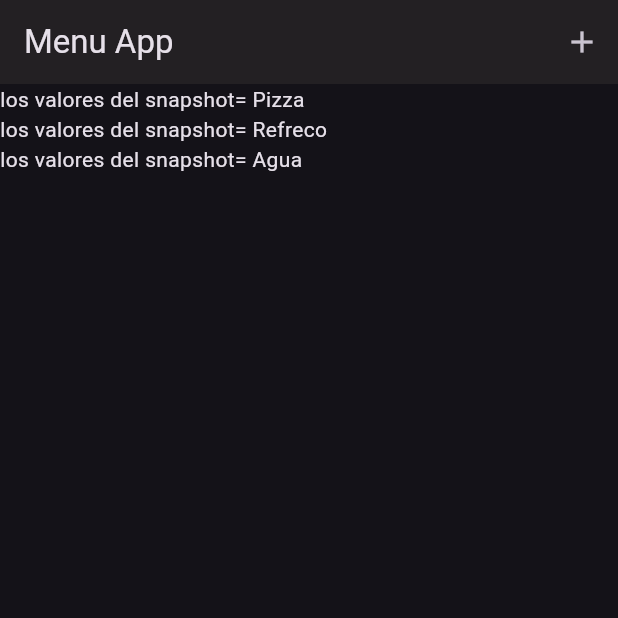
After one commit to GokuPrograming/flutter_Tienda_SQLite, a Flutter app: the screen it shows after launch, after a tap on the "add" icon, on a phone screen of 412 x 824 dp, the top half of it. The commit adds this screen. Run offline on Flutter 3.47's test engine with Material 3 defaults, Android fonts, the phone set to English and light mode, and no system bars; our stand-ins replace sqflite; accounts and stored records are empty.

Commit message:
se creo el modelo de categoria y se mando a mostrar al menu de la app, si funciono

```diff
--- a/lib/database/database.dart
+++ b/lib/database/database.dart
@@ -2,8 +2,9 @@ import 'dart:io';
 import 'package:path_provider/path_provider.dart';
 import 'package:sqflite/sqflite.dart';
 import 'package:path/path.dart';
+import 'package:store_sqlite/models/categoria_model.dart';
 
-class MoviesDatabase {
+class TiendaDataBase {
   static final NAMEDB = 'PizzeriaDB';
   static final VERSIONDB = 1;
 
@@ -104,6 +105,16 @@ class MoviesDatabase {
           CONSTRAINT listaPedido_producto_fk FOREIGN KEY(id_producto) REFERENCES producto(id_producto)
         );''';
         db.execute(query9);
+        String query10 = '''
+        INSERT INTO categoria
+        (categoria)
+        VALUES
+        ('Pizza'),
+        ('Refreco'),
+        ('Agua')
+        ;
+''';
+        db.execute(query10);
       },
     );
   } // initdatabase
@@ -124,28 +135,10 @@ class MoviesDatabase {
     return await con.delete(table, where: 'idMovie = ?', whereArgs: [idMovie]);
   }
 
-  // Future<List<MoviesDAO>?> SELECT() async {
-  //   var con = await database;
-  //   var result = await con.query('tblmovies');
-  //   return result.map((movie) => MoviesDAO.fromMap(movie)).toList();
-  // }
+  Future<List<CategoriaModel>?> SELECT() async {
+    var con = await database;
+    var result = await con.query('categoria');
+    return result.map((categoria)=>CategoriaModel.fromMap(categoria)).toList();
+  }
+
 }
-
-/* CREATE TABLE tblmovies(
-          idMovie INTEGER PRIMARY KEY,
-          nameMovie VARCHAR(100),
-          overview TEXT,
-          idGenre char(1),
-          imgMovie VARCHAR(150),
-          releaseDate CHAR(10),
-          CONSTRAINT fk_gen FOREIGN KEY(idGenre) REFERENCES tblgenre(idGenre)
-
-CONSTRAINT fk_gen FOREIGN KEY(idGenre) REFERENCES tblgenre(idGenre)
-
-            CREATE TABLE tblgenre(
-          idGenre char(1) PRIMARY KEY,
-          dscgenre VARCHAR(50)
-        );
-
-
-        );*/
--- a/lib/main.dart
+++ b/lib/main.dart
@@ -1,8 +1,11 @@
 import 'package:flutter/material.dart';
 import 'package:store_sqlite/routes/rutes.dart';
+import 'package:store_sqlite/screens/MenuAppResponsiveScreen.dart';
 import 'package:store_sqlite/screens/login/login_ScreenH.dart';
 import 'package:store_sqlite/screens/login/login_screenV.dart';
 import 'package:store_sqlite/screens/loginResponsiveScreen.dart';
+import 'package:store_sqlite/screens/menuApp/MenuApp_screenH.dart';
+import 'package:store_sqlite/screens/menuApp/MenuApp_screenV.dart';
 
 void main() => runApp(const MyApp());
 
@@ -13,9 +16,11 @@ class MyApp extends StatelessWidget {
   Widget build(BuildContext context) {
     return MaterialApp(
       title: 'Material App',
-      home: const loginResponsiveScreen(
-          pantallaVerticalMobile: LoginScreenVertical(),
-          pantallaHorizontalMobile: LoginScreenHorizontal()),
+      debugShowCheckedModeBanner: false,
+      theme: ThemeData.dark(),
+      home: const Menuappresponsivescreen(
+          pantallaVerticalMobile: MenuappScreenv(),
+          pantallaHorizontalMobile: MenuappScreenH()),
       routes: AppRoutes.routes,
     );
   }
--- /dev/null
+++ b/lib/models/categoria_model.dart
@@ -0,0 +1,14 @@
+class CategoriaModel {
+  int? id_categoria;
+  String? categoria;
+
+  CategoriaModel({this.id_categoria, this.categoria});
+
+  factory CategoriaModel.fromMap(Map<String,dynamic> categoria){
+    return CategoriaModel(
+      //idGenre: movie['idGenre'],
+      id_categoria: categoria['id_categoria'],
+      categoria: categoria['categoria']
+    );
+  }
+}
--- /dev/null
+++ b/lib/screens/MenuAppResponsiveScreen.dart
@@ -0,0 +1,23 @@
+import 'package:flutter/material.dart';
+
+class Menuappresponsivescreen extends StatelessWidget {
+  const Menuappresponsivescreen(
+      {super.key,
+      required this.pantallaVerticalMobile,
+      required this.pantallaHorizontalMobile});
+
+  final Widget pantallaVerticalMobile;
+  final Widget pantallaHorizontalMobile;
+  @override
+  Widget build(BuildContext context) {
+    return LayoutBuilder(
+      builder: (BuildContext context, BoxConstraints constraints) {
+        if (constraints.maxWidth < 600) {
+          return pantallaVerticalMobile;
+        } else {
+          return pantallaHorizontalMobile;
+        }
+      },
+    );
+  }
+}
--- /dev/null
+++ b/lib/screens/menuApp/MenuApp_screenH.dart
@@ -0,0 +1,20 @@
+import 'package:flutter/material.dart';
+
+class MenuappScreenH extends StatefulWidget {
+  const MenuappScreenH({super.key});
+
+  @override
+  State<MenuappScreenH> createState() => _MenuappScreenvState();
+}
+
+class _MenuappScreenvState extends State<MenuappScreenH> {
+  @override
+  Widget build(BuildContext context) {
+    return Scaffold(
+      appBar: AppBar(
+        title: Text('Menu App'),
+      ),
+      body: Text('menu app'),
+    );
+  }
+}
--- /dev/null
+++ b/lib/screens/menuApp/MenuApp_screenV.dart
@@ -0,0 +1,60 @@
+import 'package:flutter/material.dart';
+import 'package:sqflite/sqflite.dart';
+import 'package:store_sqlite/database/database.dart';
+import 'package:store_sqlite/models/categoria_model.dart';
+
+class MenuappScreenv extends StatefulWidget {
+  const MenuappScreenv({super.key});
+
+  @override
+  State<MenuappScreenv> createState() => _MenuappScreenvState();
+}
+
+class _MenuappScreenvState extends State<MenuappScreenv> {
+  late TiendaDataBase categoriaDB;
+
+  @override
+  void initState() {
+    super.initState();
+    categoriaDB = TiendaDataBase();
+  }
+
+  @override
+  Widget build(BuildContext context) {
+    return Scaffold(
+        appBar: AppBar(
+          title: Text('Menu App'),
+          actions: [
+            IconButton(
+              onPressed: () {},
+              icon: Icon(Icons.add),
+            ),
+          ],
+          backgroundColor: const Color.fromARGB(131, 50, 45, 45),
+        ),
+        body: FutureBuilder(
+            future: categoriaDB.SELECT(),
+            builder: (context, AsyncSnapshot<List<CategoriaModel>?> snapshot) {
+              if (snapshot.hasData) {
+                return ListView.builder(
+                  itemCount: snapshot.data!.length,
+                  itemBuilder: (context, index) {
+                    return Text(
+                        'los valores del snapshot= ${snapshot.data![index].categoria}');
+                    //MovieViewItem(moviesDAO: snapshot.data![index],);
+                  },
+                );
+              } else {
+                if (snapshot.hasError) {
+                  return Center(
+                    child: Text(snapshot.error.toString()),
+                  );
+                } else {
+                  return Center(
+                    child: CircularProgressIndicator(),
+                  );
+                }
+              }
+            }));
+  }
+}
```
Also changed, not shown: 1 other file.
